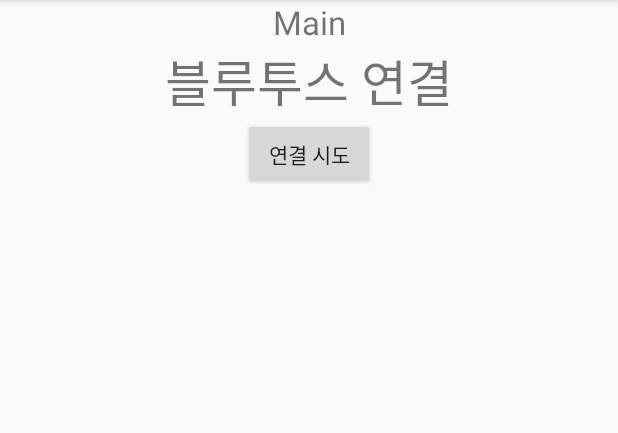
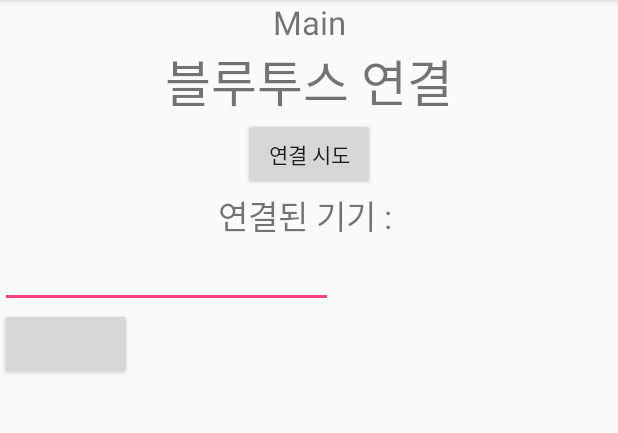
Before and after one commit to GnmG0908/WMC, an Android app: the screen it shows after launch (MainActivity), after a tap on "연결 시도", on a phone screen of 412 x 824 dp, the part 84-517 px from its top. Run offline under Robolectric (Android 15) with nearby library versions, the phone set to English and light mode, and no system bars.

Commit message:
2.2  Modified
Modified

```diff
--- a/Android/app/src/main/java/com/example/jaehyung/seniorproject/MainActivity.java
+++ b/Android/app/src/main/java/com/example/jaehyung/seniorproject/MainActivity.java
@@ -4,10 +4,14 @@ import android.annotation.SuppressLint;
 import android.app.Activity;
 import android.app.AlertDialog;
 import android.bluetooth.BluetoothAdapter;
+import android.bluetooth.BluetoothClass;
 import android.bluetooth.BluetoothDevice;
 import android.bluetooth.BluetoothSocket;
+import android.content.BroadcastReceiver;
+import android.content.Context;
 import android.content.DialogInterface;
 import android.content.Intent;
+import android.content.IntentFilter;
 import android.os.Bundle;
 import android.os.Handler;
 import android.os.Message;
@@ -17,8 +21,11 @@ import android.view.MenuInflater;
 import android.view.MenuItem;
 import android.view.View;
 import android.widget.Button;
+import android.widget.EditText;
+import android.widget.TextView;
 import android.widget.Toast;
 
+import java.io.IOException;
 import java.io.InputStream;
 import java.io.OutputStream;
 import java.util.ArrayList;
@@ -32,11 +39,16 @@ public class MainActivity extends AppCompatActivity{
     int mPariedDeviceCount= 0;
     Set<BluetoothDevice> mDevices;
     BluetoothAdapter mBluetoothAdapter;
-    Button conbtn;
     BluetoothDevice mRemoteDevie;
     BluetoothSocket mSocket= null;
     OutputStream mOutputStream= null;
     InputStream mInputStream = null;
+
+    Button conbtn,mTest;
+    TextView mConnetDiv;
+    EditText mEdit;
+
+    String mTmp;
     String mStrDlimiter = "\n";
     String rcvData, sndData;
     char mCharDelimiter =  '\n';
@@ -53,13 +65,21 @@ public class MainActivity extends AppCompatActivity{
         BackButtonCounter =0;
         setContentView(R.layout.activity_main);
         conbtn=(Button)findViewById(R.id.conbtn);
+        mConnetDiv=(TextView)findViewById(R.id.connectdiv);
+        mEdit=(EditText)findViewById(R.id.SendTxt);
+        mTest=(Button)findViewById(R.id.test);
         conbtn.setOnClickListener(new View.OnClickListener() {
             @Override
             public void onClick(View v) {
                 //Toast.makeText(getApplicationContext(),"hello",Toast.LENGTH_LONG).show();
-                sendData(sndData);
-                sndData="";
                 checkBluetooth();
+            }
+        });
+        mTest.setOnClickListener(new View.OnClickListener() {
+            @Override
+            public void onClick(View v) {
+                sendData(mEdit.getText().toString());
+                mEdit.setText("");
             }
         });
     }
@@ -67,7 +87,7 @@ public class MainActivity extends AppCompatActivity{
     void sendData(String msg){
         msg+=mStrDlimiter;
         try{
-
+            mOutputStream.write(msg.getBytes());
         }catch (Exception e){
             Toast.makeText(getApplicationContext(),"데이터 전송중 오류 발생",Toast.LENGTH_SHORT).show();
         }
@@ -97,8 +117,11 @@ public class MainActivity extends AppCompatActivity{
                  */
                 startActivityForResult(enableBtIntent, REQUEST_ENABLE_BT);
             }
-            else // 블루투스 지원하며 활성 상태인 경우.
+            else {// 블루투스 지원하며 활성 상태인 경우.
+                //mBluetoothAdapter.startDiscovery();
                 selectDevice();
+            }
+
         }
     }
     @Override
@@ -138,6 +161,7 @@ public class MainActivity extends AppCompatActivity{
         Toast.makeText(this,"한번 더 뒤로가기를 누르시면 종료됩니다.",Toast.LENGTH_SHORT).show();
         BackButtonCounter++;
     }
+
     void selectDevice() {
         // 블루투스 디바이스는 연결해서 사용하기 전에 먼저 페어링 되어야만 한다
         // getBondedDevices() : 페어링된 장치 목록 얻어오는 함수.
@@ -159,7 +183,6 @@ public class MainActivity extends AppCompatActivity{
         }
         listItems.add("취소");  // 취소 항목 추가.
 
-
         // CharSequence : 변경 가능한 문자열.
         // toArray : List형태로 넘어온것 배열로 바꿔서 처리하기 위한 toArray() 함수.
         final CharSequence[] items = listItems.toArray(new CharSequence[listItems.size()]);
@@ -167,7 +190,6 @@ public class MainActivity extends AppCompatActivity{
         listItems.toArray(new CharSequence[listItems.size()]);
 
         builder.setItems(items, new DialogInterface.OnClickListener() {
-
             @Override
             public void onClick(DialogInterface dialog, int item) {
                 // TODO Auto-generated method stub
@@ -176,11 +198,10 @@ public class MainActivity extends AppCompatActivity{
                 }
                 else { // 연결할 장치를 선택한 경우, 선택한 장치와 연결을 시도함.
                     connectToSelectedDevice(items[item].toString());
+                    mTmp=items[item].toString();
                 }
             }
-
         });
-
         builder.setCancelable(false);  // 뒤로 가기 버튼 사용 금지.
         AlertDialog alert = builder.create();
         alert.show();
@@ -198,6 +219,7 @@ public class MainActivity extends AppCompatActivity{
             // 이 메소드가 성공하면 스마트폰과 페어링 된 디바이스간 통신 채널에 대응하는 BluetoothSocket 오브젝트를 리턴함.
             mSocket = mRemoteDevie.createRfcommSocketToServiceRecord(uuid);
             mSocket.connect(); // 소켓이 생성 되면 connect() 함수를 호출함으로써 두기기의 연결은 완료된다.
+            mConnetDiv.setText(mRemoteDevie.getName());
 
             // 데이터 송수신을 위한 스트림 얻기.
             // BluetoothSocket 오브젝트는 두개의 Stream을 제공한다.
@@ -208,6 +230,8 @@ public class MainActivity extends AppCompatActivity{
 
             // 데이터 수신 준비.
             beginListenForData();
+
+            Toast.makeText(getApplicationContext(),"연결 완료",Toast.LENGTH_SHORT).show();
 
         }catch(Exception e) { // 블루투스 연결 중 오류 발생
             Toast.makeText(getApplicationContext(), "블루투스 연결 중 오류가 발생했습니다.", Toast.LENGTH_LONG).show();
@@ -255,7 +279,6 @@ public class MainActivity extends AppCompatActivity{
                                             rcvData = rcvData + data + mStrDlimiter;
                                                     //mEditReceive.setText(mEditReceive.getText().toString() + data+ mStrDelimiter);
                                         }
-
                                     });
                                 }
                                 else {
@@ -263,13 +286,11 @@ public class MainActivity extends AppCompatActivity{
                                 }
                             }
                         }
-
                     } catch (Exception e) {    // 데이터 수신 중 오류 발생.
                         Toast.makeText(getApplicationContext(), "데이터 수신 중 오류가 발생 했습니다.", Toast.LENGTH_LONG).show();
                     }
                 }
             }
-
         });
     }
 
--- a/Android/app/src/main/res/layout/activity_main.xml
+++ b/Android/app/src/main/res/layout/activity_main.xml
@@ -24,11 +24,35 @@
         android:layout_gravity="center"
         android:id="@+id/conbtn"
         android:text="연결 시도" />
+
     <LinearLayout
         android:layout_width="wrap_content"
         android:layout_height="wrap_content"
         android:layout_gravity="center"
         android:orientation="horizontal">
+        <TextView
+            android:layout_width="match_parent"
+            android:layout_height="wrap_content"
+            android:gravity="center"
+            android:textSize="10pt"
+            android:text="연결된 기기 : " />
+        <TextView
+            android:layout_width="match_parent"
+            android:layout_height="wrap_content"
+            android:gravity="center"
+            android:textSize="10pt"
+            android:id="@+id/connectdiv" />
+    </LinearLayout>
 
-    </LinearLayout>
+
+    <EditText
+        android:id="@+id/SendTxt"
+        android:layout_width="100pt"
+        android:layout_height="wrap_content"
+        />
+    <Button
+        android:id="@+id/test"
+        android:layout_width="wrap_content"
+        android:layout_height="wrap_content" />
+
 </LinearLayout>
--- a/Android/app/src/main/res/menu/mymenu.xml
+++ b/Android/app/src/main/res/menu/mymenu.xml
@@ -1,8 +1,8 @@
 <?xml version="1.0" encoding="utf-8"?>
 <menu xmlns:android="http://schemas.android.com/apk/res/android">
     <item
-        android:id="@+id/secure"
-        android:title="보안" />
+        android:id="@+id/main"
+        android:title="메인 메뉴" />
     <item
         android:id="@+id/auto"
         android:title="자동모드" />
@@ -13,6 +13,6 @@
         android:id="@+id/voice"
         android:title="음성인식 모드" />
     <item
-        android:id="@+id/main"
-        android:title="메인 메뉴" />
+        android:id="@+id/secure"
+        android:title="보안" />
 </menu>
```
Also changed, not shown: 57 other files.
